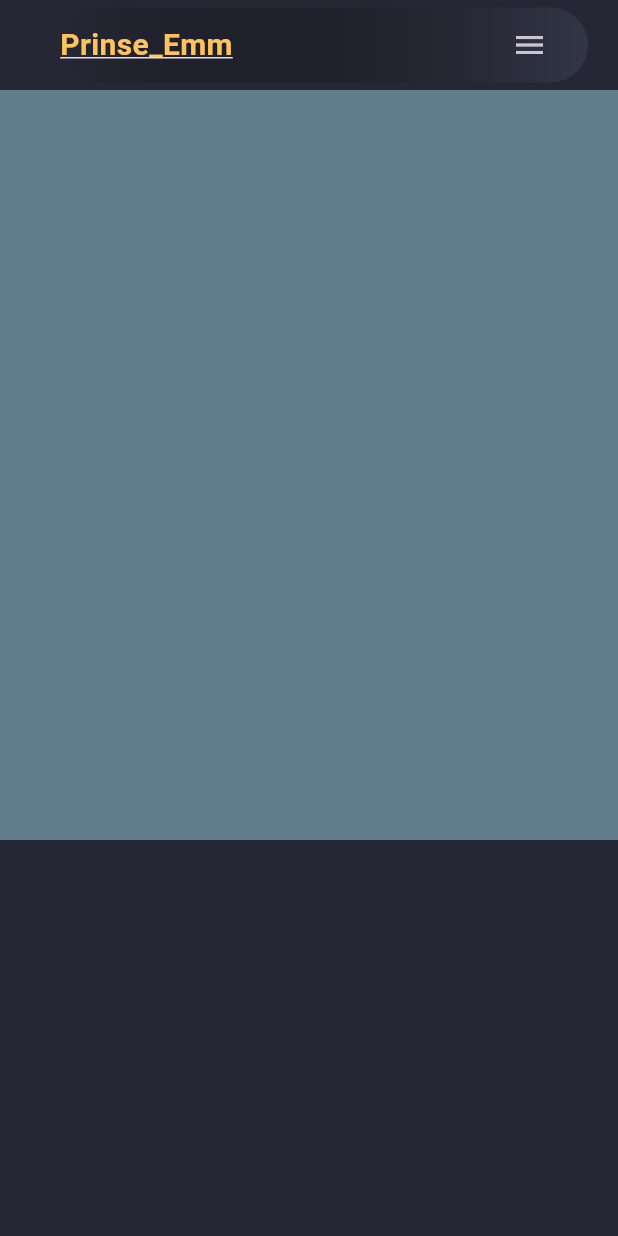
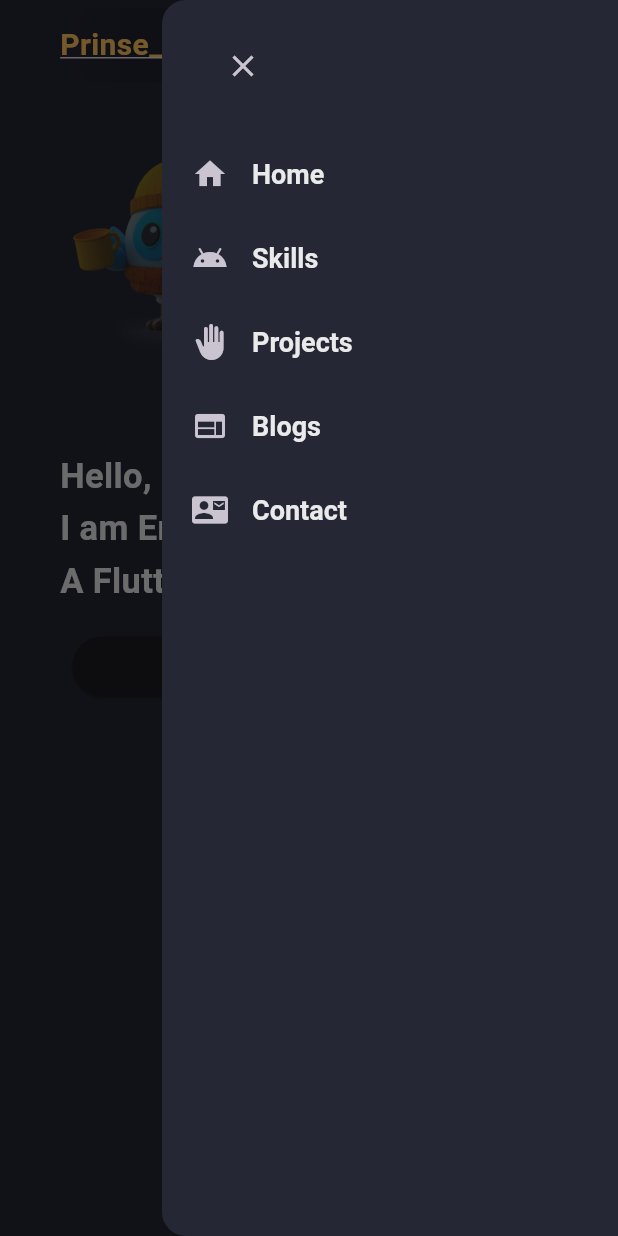
Before and after one commit to Emma-expert/emma-portfolio, a Flutter app: the screen it shows after launch, with the side drawer open (before the commit the screen has no drawer), on a phone screen of 412 x 824 dp. Run offline on Flutter 3.47's test engine with Material 3 defaults, Android fonts, the phone set to English and light mode, and no system bars.

Commit message:
views for mobile and desktop

```diff
--- a/my_portfolio/lib/constants/nav_icons.dart
+++ b/my_portfolio/lib/constants/nav_icons.dart
@@ -1 +1,17 @@
-List<String> navTitles = ["Home", "Skills", "Projects", "Blogs", "Contact",];
+import 'package:flutter/material.dart';
+
+List<String> navTitles = [
+  "Home",
+  "Skills",
+  "Projects",
+  "Blogs",
+  "Contact",
+];
+
+List<IconData> navIcons = [
+  Icons.home,
+  Icons.android_outlined,
+  Icons.back_hand,
+  Icons.web,
+  Icons.quick_contacts_mail,
+];
--- /dev/null
+++ b/my_portfolio/lib/constants/size.dart
@@ -0,0 +1 @@
+const double kMinDesktopWidth = 600;
--- a/my_portfolio/lib/pages/home_page.dart
+++ b/my_portfolio/lib/pages/home_page.dart
@@ -1,8 +1,13 @@
 import 'package:flutter/material.dart';
+import 'package:flutter/widgets.dart';
 import 'package:my_portfolio/constants/colors.dart';
 import 'package:my_portfolio/constants/nav_icons.dart';
+import 'package:my_portfolio/constants/size.dart';
+import 'package:my_portfolio/widgets/drawer-mobile.dart';
 import 'package:my_portfolio/widgets/header_desktop.dart';
 import 'package:my_portfolio/widgets/header_mobile.dart';
+import 'package:my_portfolio/widgets/main_desktop.dart';
+import 'package:my_portfolio/widgets/main_mobile.dart';
 import 'package:my_portfolio/widgets/site_logo.dart';
 
 class HomePage extends StatefulWidget {
@@ -13,18 +18,37 @@ class HomePage extends StatefulWidget {
 }
 
 class _HomePageState extends State<HomePage> {
+  final scaffoldKey = GlobalKey<ScaffoldState>();
   @override
   Widget build(BuildContext context) {
-    return Scaffold(
+    final screenSize = MediaQuery.of(context).size;
+    final screenWidth = screenSize.width;
+    final screenHeight = screenSize.height;
+
+    return LayoutBuilder(builder: (context, constraint) {
+      return Scaffold(
+        key: scaffoldKey,
         backgroundColor: CustomColor.scaffoldBg,
+        endDrawer: constraint.maxWidth >= kMinDesktopWidth
+            ? null
+            : const DrawerMobile(),
         body: ListView(
           children: [
             // MAIN widget
-            //HeaderDesktop(),
-            HeaderMobile(
-              onLogoTap: () {},
-              onMenuTap: () {},
-            ),
+            if (constraint.maxWidth >= kMinDesktopWidth)
+              const HeaderDesktop()
+            else
+              HeaderMobile(
+                onLogoTap: () {},
+                onMenuTap: () {
+                  scaffoldKey.currentState?.openEndDrawer();
+                },
+              ),
+            if (constraint.maxWidth >= kMinDesktopWidth)
+              const MainDesktop()
+            else
+              const MainMobile(),
+
             // Skills widget
             Container(
               height: 500,
@@ -51,6 +75,8 @@ class _HomePageState extends State<HomePage> {
               //color: Colors.blueGrey,
             ),
           ],
-        ));
+        ),
+      );
+    });
   }
 }
--- /dev/null
+++ b/my_portfolio/lib/widgets/drawer-mobile.dart
@@ -0,0 +1,39 @@
+import 'package:flutter/material.dart';
+import 'package:my_portfolio/constants/colors.dart';
+import 'package:my_portfolio/constants/nav_icons.dart';
+
+class DrawerMobile extends StatelessWidget {
+  const DrawerMobile({super.key});
+
+  @override
+  Widget build(BuildContext context) {
+    return Drawer(
+      backgroundColor: CustomColor.scaffoldBg,
+      child: ListView(
+        children: [
+          Align(
+            alignment: Alignment.centerLeft,
+            child: Padding(
+              padding: const EdgeInsets.only(left: 30, top: 20, bottom: 20),
+              child: IconButton(
+                  onPressed: () {
+                    Navigator.of(context).pop();
+                  },
+                  icon: const Icon(Icons.close)),
+            ),
+          ),
+          for (int i = 0; i < navIcons.length; i++)
+            ListTile(
+              contentPadding: const EdgeInsets.symmetric(horizontal: 20),
+              titleTextStyle: const TextStyle(
+                  fontSize: 18,
+                  fontWeight: FontWeight.w600,
+                  color: CustomColor.whitePrimary),
+              leading: Icon(navIcons[i]),
+              title: Text(navTitles[i]),
+            )
+        ],
+      ),
+    );
+  }
+}
--- a/my_portfolio/lib/widgets/header_mobile.dart
+++ b/my_portfolio/lib/widgets/header_mobile.dart
@@ -27,7 +27,7 @@ class HeaderMobile extends StatelessWidget {
           onPressed: onMenuTap,
           icon: const Icon(Icons.menu),
         ),
-        SizedBox(
+        const SizedBox(
           width: 15,
         ),
       ]),
--- /dev/null
+++ b/my_portfolio/lib/widgets/main_mobile.dart
@@ -0,0 +1,72 @@
+import 'package:flutter/material.dart';
+import 'package:my_portfolio/constants/colors.dart';
+
+class MainMobile extends StatelessWidget {
+  const MainMobile({super.key});
+
+  @override
+  Widget build(BuildContext context) {
+    final screenSize = MediaQuery.of(context).size;
+    final screenWidth = screenSize.width;
+    final screenHeight = screenSize.height;
+    return  Container(
+              margin: EdgeInsets.symmetric(horizontal: 40, vertical: 30),
+              height: screenHeight,
+              constraints: const BoxConstraints(minHeight: 560),
+              child: Column(
+                  mainAxisAlignment: MainAxisAlignment.start,
+                  crossAxisAlignment: CrossAxisAlignment.start,
+                  children: [
+                    //avatar image
+                    ShaderMask(
+                      shaderCallback: ((bounds) {
+                        return LinearGradient(colors: [
+                          CustomColor.scaffoldBg.withOpacity(0.6),
+                          CustomColor.scaffoldBg.withOpacity(
+                            0.6,
+                          )
+                        ]).createShader(bounds);
+                      }),
+                      blendMode: BlendMode.srcATop,
+                      child: Image.asset(
+                        "assets/flutter_dash1.png",
+                        width: screenWidth,
+                      ),
+                    ),
+                    const SizedBox(
+                      height: 30,
+                    ),
+                    // Intro TExt
+                    Column(
+                      mainAxisAlignment: MainAxisAlignment.center,
+                      children: [
+                        const Text(
+                          "Hello,\nI am Emmanuel Enwere\nA Flutter Developer",
+                          style: TextStyle(
+                            fontWeight: FontWeight.bold,
+                            fontSize: 23,
+                            height: 1.5,
+                            color: CustomColor.whitePrimary,
+                          ),
+                        ),
+                        const SizedBox(
+                          height: 15,
+                        ),
+                        SizedBox(
+                          width: 230,
+                          child: ElevatedButton(
+                            style: const ButtonStyle(
+                                //backgroundColor: MaterialStatePropertyAll.new,
+                                ),
+                            onPressed: () {},
+                            child: const Text(
+                              "Get In Touch",
+                            ),
+                          ),
+                        ),
+                      ],
+                    ),
+                  ]),
+            );
+  }
+}
--- a/my_portfolio/lib/widgets/site_logo.dart
+++ b/my_portfolio/lib/widgets/site_logo.dart
@@ -11,7 +11,7 @@ class SiteLogo extends StatelessWidget {
       onTap: () {
         onTap;
       },
-      child: Text(
+      child: const Text(
         'Prinse_Emm',
         style: TextStyle(
           fontSize: 20,
--- a/my_portfolio/pubspec.yaml
+++ b/my_portfolio/pubspec.yaml
@@ -45,7 +45,7 @@ dev_dependencies:
   # activated in the `analysis_options.yaml` file located at the root of your
   # package. See that file for information about deactivating specific lint
   # rules and activating additional ones.
-  flutter_lints: ^2.0.0
+  flutter_lints: ^3.0.1
 
 # For information on the generic Dart part of this file, see the
 # following page: https://dart.dev/tools/pub/pubspec
@@ -59,8 +59,8 @@ flutter:
   uses-material-design: true
 
   # To add assets to your application, add an assets section, like this:
-  # assets:
-  #   - images/a_dot_burr.jpeg
+  assets:
+    - assets/flutter_dash1.png
   #   - images/a_dot_ham.jpeg
 
   # An image asset can refer to one or more resolution-specific "variants", see
```
Also changed, not shown: my_portfolio/lib/widgets/header_desktop.dart (+4 -4 lines), my_portfolio/lib/widgets/main_desktop.dart (added, +59 -0 lines), my_portfolio/assets/flutter_dash1.png (added), my_portfolio/pubspec.lock.
